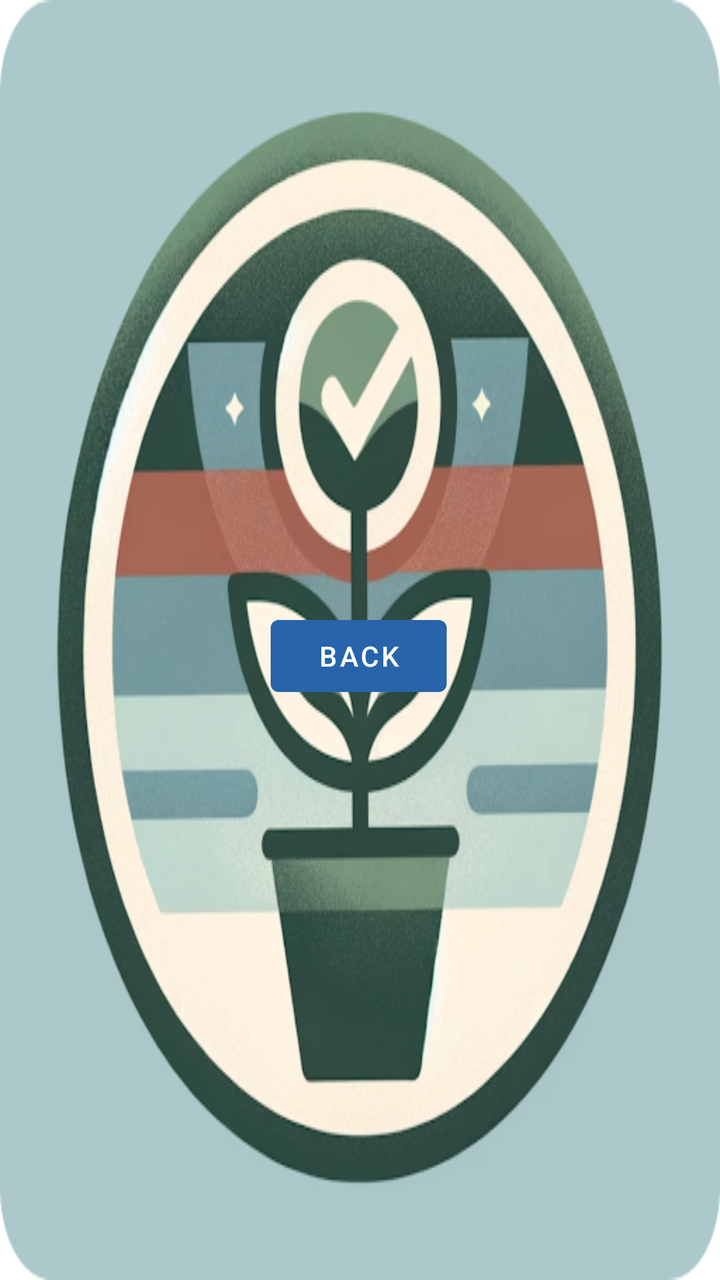
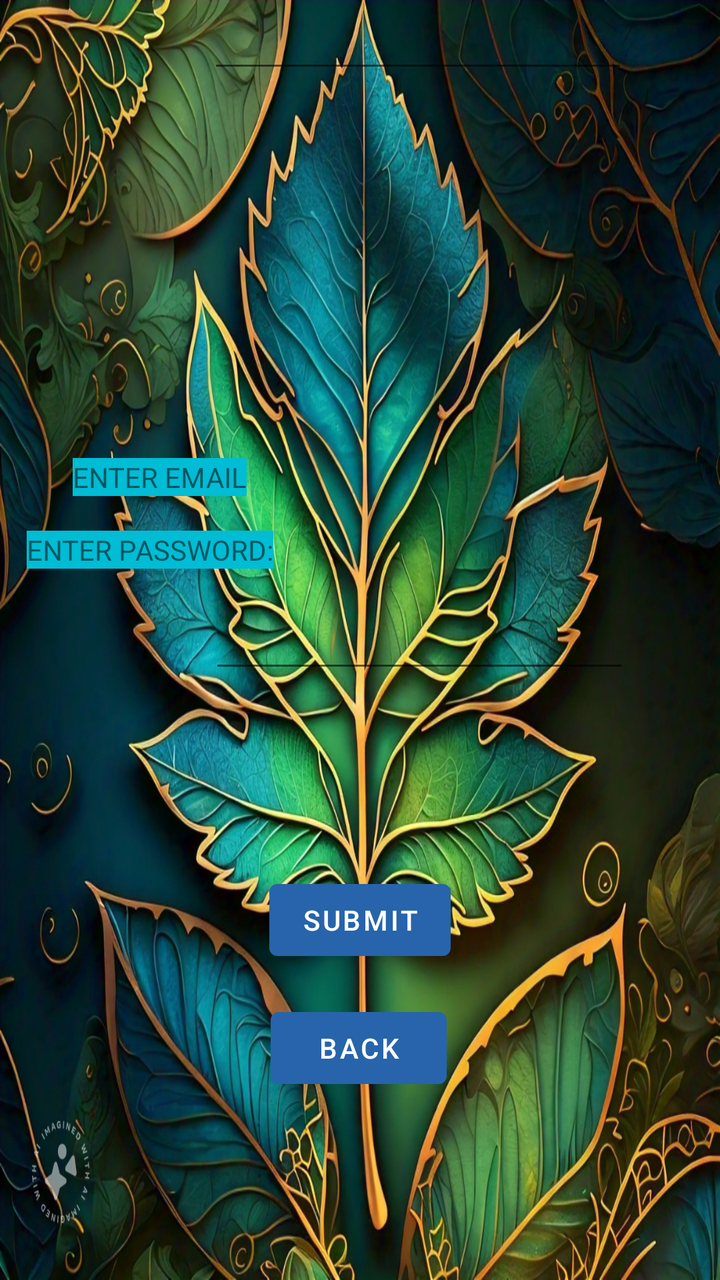

An Android layout rendered at two revisions. The XML below is the earlier revision; the diff shows what the commit changed to produce the second picture.
<!-- AndroidManifest.xml: application theme Theme.LearnLeaf -->
<!-- res/layout/login.xml -->
<?xml version="1.0" encoding="utf-8"?>
<androidx.constraintlayout.widget.ConstraintLayout xmlns:android="http://schemas.android.com/apk/res/android"
    xmlns:app="http://schemas.android.com/apk/res-auto"
    xmlns:tools="http://schemas.android.com/tools"
    android:layout_width="match_parent"
    android:layout_height="match_parent"
    tools:context=".Login"
    android:background="@drawable/learnleaf">




    <Button
        android:id="@+id/back"
        android:layout_width="wrap_content"
        android:layout_height="wrap_content"
        android:layout_marginTop="304dp"
        android:text="@string/back"
        android:textColor="@color/white"
        app:backgroundTint="#2764AB"
        app:layout_constraintEnd_toEndOf="parent"
        app:layout_constraintHorizontal_bias="0.498"
        app:layout_constraintStart_toStartOf="parent"
        app:layout_constraintTop_toTopOf="parent" />



</androidx.constraintlayout.widget.ConstraintLayout>
<!-- resources referenced by this layout -->
<resources>
  <color name="white">#FFFFFFFF</color>
  <!-- drawable learnleaf: jpg bitmap (drawable, 241415 bytes) -->
  <string name="back">Back</string>
  <style name="Theme.LearnLeaf" parent="Theme.MaterialComponents.DayNight.DarkActionBar">
          
          <item name="colorPrimary">@color/purple_500</item>
          <item name="colorPrimaryVariant">@color/purple_700</item>
          <item name="colorOnPrimary">@color/white</item>
          
          <item name="colorSecondary">@color/teal_200</item>
          <item name="colorSecondaryVariant">@color/teal_700</item>
          <item name="colorOnSecondary">@color/black</item>
          
          <item name="android:statusBarColor" tools:targetApi="l">?attr/colorPrimaryVariant</item>
          
      </style>
  <color name="purple_500">#FF6200EE</color>
  <color name="purple_700">#FF3700B3</color>
  <color name="teal_200">#FF03DAC5</color>
  <color name="teal_700">#FF018786</color>
  <color name="black">#FF000000</color>
</resources>

<!-- the commit's change to res/layout/login.xml (unified diff, before → after) -->
@@ -5,16 +5,42 @@
     android:layout_width="match_parent"
     android:layout_height="match_parent"
     tools:context=".Login"
-    android:background="@drawable/learnleaf">
+    android:background="@drawable/learnleafbg">
 
 
 
+    <TextView
+        android:layout_width="wrap_content"
+        android:layout_height="wrap_content"
+        android:background="#00BCD4"
+        android:text="@string/enter_email"
+        app:layout_constraintBottom_toBottomOf="parent"
+        app:layout_constraintHorizontal_bias="0.133"
+        app:layout_constraintLeft_toLeftOf="parent"
+        app:layout_constraintRight_toRightOf="parent"
+        app:layout_constraintTop_toTopOf="parent"
+        app:layout_constraintVertical_bias="0.369"
+        app:textAllCaps="true" />
+
+    <TextView
+        android:id="@+id/textView"
+        android:layout_width="wrap_content"
+        android:layout_height="wrap_content"
+        android:background="#00BCD4"
+        android:text="Enter Password:"
+        app:layout_constraintBottom_toBottomOf="parent"
+        app:layout_constraintHorizontal_bias="0.057"
+        app:layout_constraintLeft_toLeftOf="parent"
+        app:layout_constraintRight_toRightOf="parent"
+        app:layout_constraintTop_toTopOf="parent"
+        app:layout_constraintVertical_bias="0.427"
+        app:textAllCaps="true" />
 
     <Button
         android:id="@+id/back"
         android:layout_width="wrap_content"
         android:layout_height="wrap_content"
-        android:layout_marginTop="304dp"
+        android:layout_marginTop="500dp"
         android:text="@string/back"
         android:textColor="@color/white"
         app:backgroundTint="#2764AB"
@@ -23,6 +49,41 @@
         app:layout_constraintStart_toStartOf="parent"
         app:layout_constraintTop_toTopOf="parent" />
 
+    <EditText
+        android:id="@+id/email"
+        android:layout_width="wrap_content"
+        android:layout_height="wrap_content"
+        android:layout_marginTop="300dp"
+        android:ems="10"
+        android:inputType="textEmailAddress"
+        app:layout_constraintEnd_toEndOf="parent"
+        app:layout_constraintHorizontal_bias="0.698"
+        app:layout_constraintStart_toStartOf="parent"
+        app:layout_constraintTop_toTopOf="parent" />
+
+    <EditText
+        android:id="@+id/password"
+        android:layout_width="wrap_content"
+        android:layout_height="wrap_content"
+        android:layout_marginTop="1dp"
+        android:ems="10"
+        android:inputType="textPassword"
+        app:layout_constraintEnd_toEndOf="parent"
+        app:layout_constraintHorizontal_bias="0.693"
+        app:layout_constraintStart_toStartOf="parent"
+        app:layout_constraintTop_toBottomOf="email" />
+
+    <Button
+        android:id="@+id/submit"
+        android:layout_width="wrap_content"
+        android:layout_height="wrap_content"
+        android:layout_marginBottom="16dp"
+        android:text="Submit"
+        android:textColor="@color/white"
+        app:backgroundTint="#2764AB"
+        app:layout_constraintBottom_toTopOf="@+id/back"
+        app:layout_constraintEnd_toEndOf="parent"
+        app:layout_constraintStart_toStartOf="parent" />
 
 
 </androidx.constraintlayout.widget.ConstraintLayout>
<!-- resource entries referenced after the edit -->
@@ -1,8 +1,9 @@
 <!-- resources referenced by this layout -->
 <resources>
   <color name="white">#FFFFFFFF</color>
-  <!-- drawable learnleaf: jpg bitmap (drawable, 241415 bytes) -->
+  <!-- drawable learnleafbg: jpeg bitmap (drawable, 758726 bytes) -->
   <string name="back">Back</string>
+  <string name="enter_email">Enter Email</string>
   <style name="Theme.LearnLeaf" parent="Theme.MaterialComponents.DayNight.DarkActionBar">
           
           <item name="colorPrimary">@color/purple_500</item>
